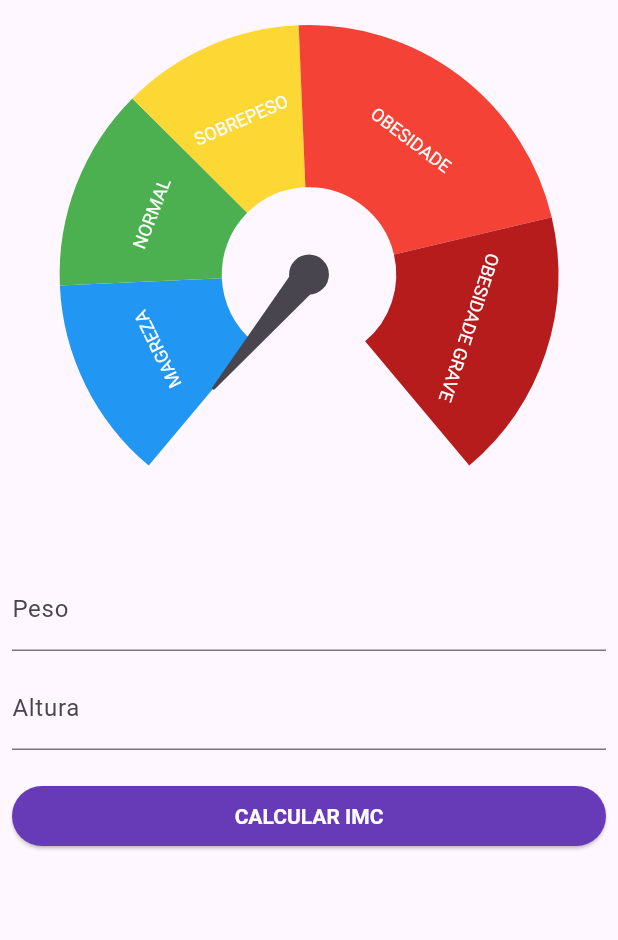
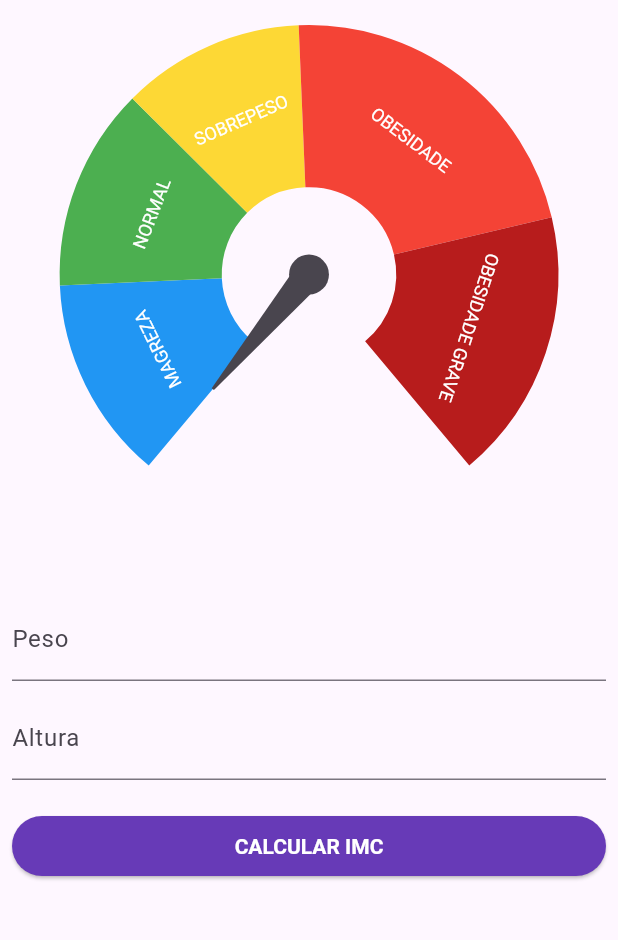
Before and after one commit to brunozupp/review_native_state_management, a Flutter app: the BlocPatternPage screen opened by its route, on a phone screen of 412 x 824 dp, the part 84-1024 px from its top. Run offline on Flutter 3.47's test engine with Material 3 defaults, Android fonts, the phone set to English and light mode, and no system bars; drawn by our look-alikes of syncfusion_flutter_gauges; our stand-ins replace currency_text_input_formatter.

```diff
--- a/lib/app/pages/bloc_pattern_page/bloc_pattern_page.dart
+++ b/lib/app/pages/bloc_pattern_page/bloc_pattern_page.dart
@@ -47,15 +47,32 @@ class _BlocPatternPageState extends State<BlocPatternPage> {
               StreamBuilder<ImcBlocPatternState>(
                 stream: _controller.imc,
                 builder: (context, snapshot) {
+
+                  final double imc = switch(snapshot.data) {
+                    ImcBlocPatternDataState(imc: final data) => data,
+                    _ => 0,
+                  };
+
+                  return ImcGauge(
+                    imc: imc,
+                  );
+                },
+              ),
+
+              const SizedBox(
+                height: 20,
+              ),
+
+              StreamBuilder<ImcBlocPatternState>(
+                stream: _controller.imc,
+                builder: (context, snapshot) {
                   return switch(snapshot.data) {
-                    ImcBlocPatternDataState(imc: final data) => ImcGauge(
-                      imc: data,
-                    ),
-                    ImcBlocPatternLoadingState() || null => const Center(
+                    ImcBlocPatternLoadingState() => const Center(
                       child: CircularProgressIndicator(),
                     ),
+                    _ => const SizedBox.shrink(),
                   };
-                },
+                }
               ),
 
               const SizedBox(
--- a/lib/app/pages/bloc_pattern_page/imc_bloc_pattern_controller.dart
+++ b/lib/app/pages/bloc_pattern_page/imc_bloc_pattern_controller.dart
@@ -7,7 +7,7 @@ class ImcBlocPatternController {
 
   // Caso eu tivesse mais de uma StreamBuilder na minha tela escutando o mesmo cara
   // eu precisaria adicionar o .broadcast no final para indicar multiplas saidas
-  final _imcStreamController = StreamController<ImcBlocPatternState>()
+  final _imcStreamController = StreamController<ImcBlocPatternState>.broadcast()
     ..add(ImcBlocPatternDataState(imc: 0));
 
   Stream<ImcBlocPatternState> get imc => _imcStreamController.stream;
```
